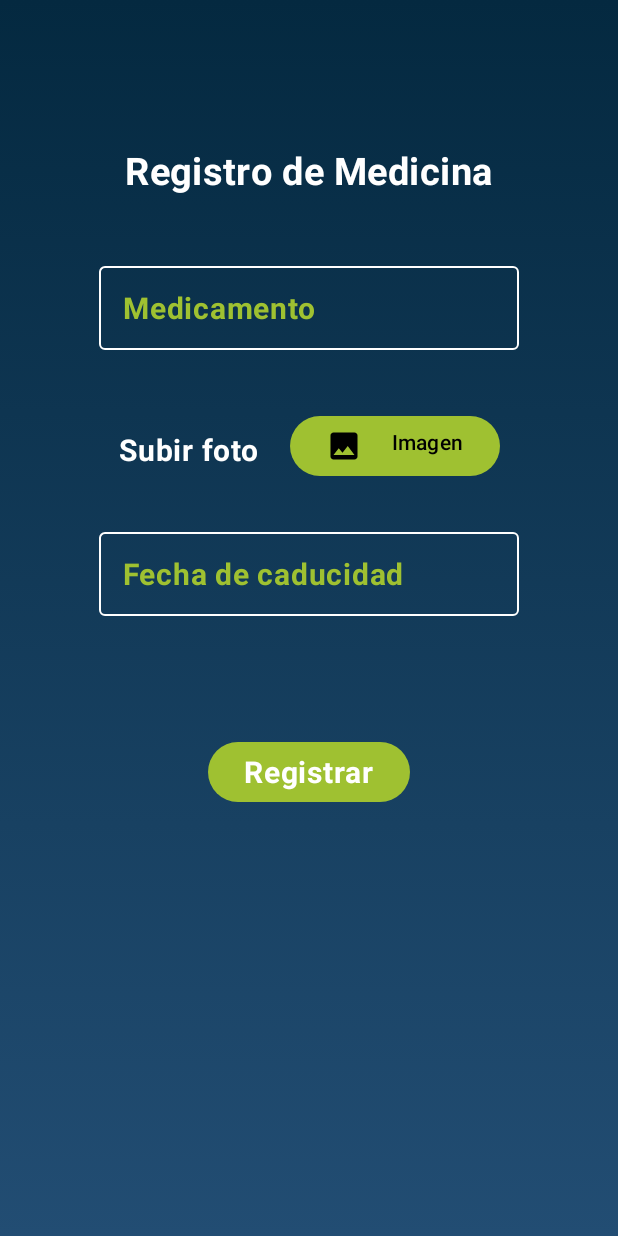
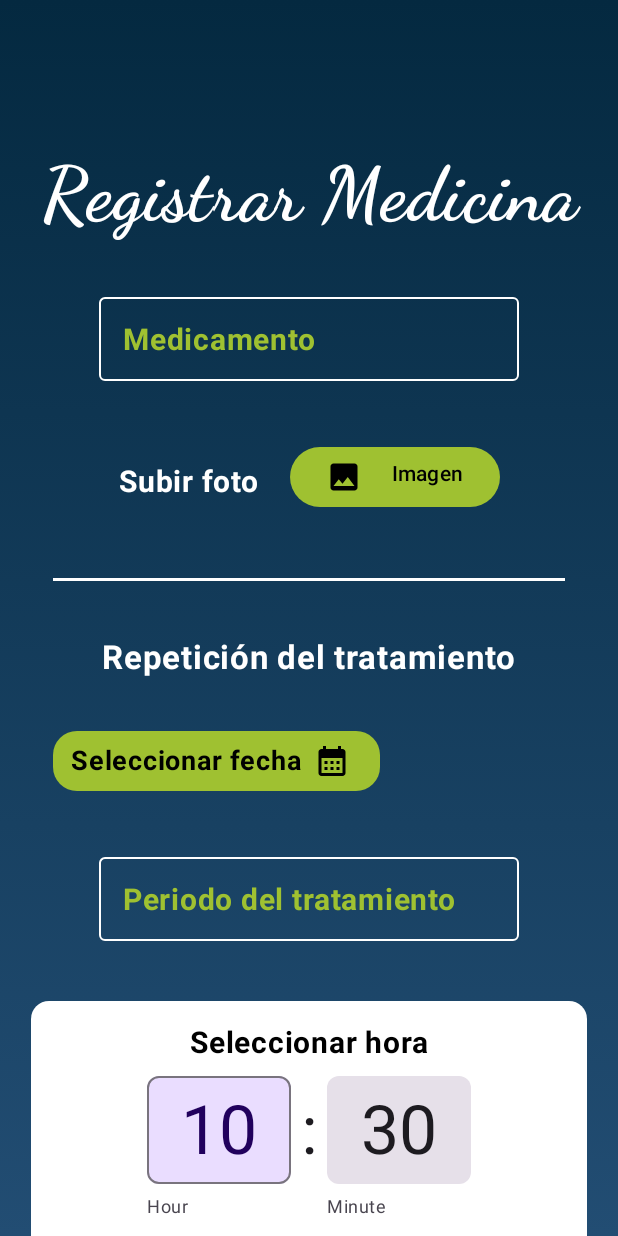
Before and after one commit to KIHM-02/SilverCare, an Android app built with Jetpack Compose: the Medicamento screen opened directly, with no data from a screen before it, on a phone screen of 412 x 824 dp. Run offline under Robolectric (Android 15) with nearby library versions, the phone set to English and light mode, and no system bars; pictures from the network do not load.

Commit message:
1) Created a vector asset for line 182 in AgendarCita
2) Created another component in Elements, the divider and the selector (menu)

3) Modified the component SelectorHora, it doesn't need the argument hora

4) Added a new component in Elements:
   OutLinedNumberInput: it's an input that receives a TextFieldValue to detect if it's a number or not
   Divider: It's only a line
   TextosPequenios: Is used for small text in designs.

5) Finished the view of Medicamentos

6) Solved errors with imports

```diff
--- a/app/src/main/java/com/hesdi/silvercare/components/Elements.kt
+++ b/app/src/main/java/com/hesdi/silvercare/components/Elements.kt
@@ -11,14 +11,15 @@ import androidx.compose.foundation.layout.Box
 import androidx.compose.foundation.layout.Column
 import androidx.compose.foundation.layout.Row
 import androidx.compose.foundation.layout.Spacer
-import androidx.compose.foundation.layout.fillMaxSize
 import androidx.compose.foundation.layout.fillMaxWidth
 import androidx.compose.foundation.layout.height
 import androidx.compose.foundation.layout.padding
 import androidx.compose.foundation.layout.width
+import androidx.compose.foundation.text.KeyboardOptions
 import androidx.compose.material3.Button
 import androidx.compose.material3.ButtonDefaults
 import androidx.compose.material3.ExperimentalMaterial3Api
+import androidx.compose.material3.HorizontalDivider
 import androidx.compose.material3.Icon
 import androidx.compose.material3.MaterialTheme
 import androidx.compose.material3.OutlinedTextField
@@ -40,6 +41,8 @@ import androidx.compose.ui.platform.LocalContext
 import androidx.compose.ui.res.painterResource
 import androidx.compose.ui.text.font.FontFamily
 import androidx.compose.ui.text.font.FontWeight
+import androidx.compose.ui.text.input.KeyboardType
+import androidx.compose.ui.text.input.TextFieldValue
 import androidx.compose.ui.text.style.TextAlign
 import androidx.compose.ui.unit.dp
 import androidx.compose.ui.unit.sp
@@ -47,7 +50,6 @@ import coil.compose.rememberAsyncImagePainter
 import coil.request.ImageRequest
 import com.hesdi.silvercare.R
 import com.hesdi.silvercare.ui.theme.amarillo
-import com.hesdi.silvercare.ui.theme.verde
 import java.util.Calendar
 
 /* Texto usado para titulos */
@@ -64,6 +66,18 @@ fun TextosSimples(text: String, color: Color)
 }
 
 @Composable
+fun TextosPequenios(text: String, color: Color)
+{
+    Text(
+        text = text,
+        color = color,
+        style = MaterialTheme.typography.bodyLarge,
+        fontWeight = FontWeight.Bold,
+        fontSize = 18.sp
+    )
+}
+
+@Composable
 fun Titulo(text: String) {
     Text(
         text = text,
@@ -73,6 +87,19 @@ fun Titulo(text: String) {
         textAlign = TextAlign.Center,
         fontFamily = FontFamily.Cursive
     )
+}
+
+@Composable
+fun Divisor(topSpace: Int, bottomSpace: Int, color: Color) {
+    Column (
+        verticalArrangement = Arrangement.spacedBy(8.dp),
+        modifier = Modifier
+            .padding(horizontal = 35.dp)
+    ){
+        SpaceTopBottom(topSpace)
+        HorizontalDivider(thickness = 2.dp, color = color)
+        SpaceTopBottom(bottomSpace)
+    }
 }
 
 /*
@@ -94,6 +121,42 @@ fun OutlinedInputs(title: String, text: String, onValueChange: (String) -> Unit)
     OutlinedTextField(
         value = text,
         onValueChange = onValueChange,
+        label = {
+            TextosSimples(text = title, amarillo)
+        },
+        maxLines = 1,
+        colors = TextFieldDefaults.colors(
+            focusedTextColor = Color.White,
+            unfocusedTextColor = Color.White,
+            focusedContainerColor = Color.Transparent,
+            unfocusedContainerColor = Color.Transparent,
+            focusedLabelColor = Color.White,
+            unfocusedLabelColor = Color.White,
+            focusedIndicatorColor = Color.White,
+            unfocusedIndicatorColor = Color.White,
+            cursorColor = Color.White
+        )
+    )
+}
+
+/*
+* lee una cadena de texto y la muestra en la pantalla, permitiendo almacenar el valor en el metodo
+* Desde fuera se controla este metodo, es decir, no envias el valor mutable, sino que lo manejas desde
+* fuera
+ */
+@Composable
+fun OutlinedNumberInput(title: String, number: TextFieldValue, onNumberChange: (TextFieldValue) -> Unit)
+{
+    OutlinedTextField(
+        value = number,
+        onValueChange = {
+            if (it.text.all(Char::isDigit)){
+                onNumberChange(it)
+            }
+        },
+        keyboardOptions = KeyboardOptions(
+            keyboardType = KeyboardType.Number
+        ),
         label = {
             TextosSimples(text = title, amarillo)
         },
@@ -194,13 +257,10 @@ fun ImagePicker()
 
 }
 
-/* Es un selector de hora que retorna un string con la hora seleccionada
-* el formato es de 24 horas
-*/
+/* Permite seleccionar una hora y mostrarla en la pantalla */
 @OptIn(ExperimentalMaterial3Api::class)
 @Composable
 fun SelectorHora(
-    horaSeleccionada: String,
     onHoraSeleccionada: (String) -> Unit
 ) {
     val currentTime = Calendar.getInstance()
--- a/app/src/main/java/com/hesdi/silvercare/views/AgendarCita.kt
+++ b/app/src/main/java/com/hesdi/silvercare/views/AgendarCita.kt
@@ -1,14 +1,12 @@
 package com.hesdi.silvercare.views
 
-import android.content.ContentValues
+import android.Manifest
 import android.content.Context
-import android.Manifest
 import android.content.Intent
 import android.content.pm.PackageManager
 import android.os.Bundle
 import android.provider.CalendarContract
 import android.util.Log
-import android.widget.Toast
 import androidx.activity.ComponentActivity
 import androidx.activity.compose.setContent
 import androidx.activity.enableEdgeToEdge
@@ -24,7 +22,6 @@ import androidx.compose.foundation.layout.height
 import androidx.compose.foundation.layout.padding
 import androidx.compose.foundation.layout.width
 import androidx.compose.foundation.shape.RoundedCornerShape
-
 import androidx.compose.material3.Button
 import androidx.compose.material3.ButtonDefaults
 import androidx.compose.material3.DatePicker
@@ -33,8 +30,6 @@ import androidx.compose.material3.ExperimentalMaterial3Api
 import androidx.compose.material3.Icon
 import androidx.compose.material3.MaterialTheme
 import androidx.compose.material3.OutlinedButton
-import androidx.compose.material3.OutlinedTextField
-import androidx.compose.material3.Scaffold
 import androidx.compose.material3.Text
 import androidx.compose.material3.rememberDatePickerState
 import androidx.compose.runtime.Composable
@@ -48,31 +43,29 @@ import androidx.compose.ui.graphics.Brush
 import androidx.compose.ui.graphics.Color
 import androidx.compose.ui.platform.LocalContext
 import androidx.compose.ui.res.painterResource
-import androidx.compose.ui.text.TextStyle
-import androidx.compose.ui.text.font.FontFamily
 import androidx.compose.ui.text.font.FontWeight
-import androidx.compose.ui.text.style.TextAlign
 import androidx.compose.ui.tooling.preview.Preview
 import androidx.compose.ui.unit.dp
 import androidx.compose.ui.unit.sp
 import androidx.core.app.ActivityCompat
 import androidx.core.content.ContextCompat
-import com.hesdi.silvercare.IniciarSesion
 import com.hesdi.silvercare.Model.Citaviewmodel
+import com.hesdi.silvercare.R
+import com.hesdi.silvercare.components.OutlinedInputs
+import com.hesdi.silvercare.components.SelectorHora
+import com.hesdi.silvercare.components.SpaceBetween
+import com.hesdi.silvercare.components.SpaceTopBottom
+import com.hesdi.silvercare.components.TextosSimples
+import com.hesdi.silvercare.components.Titulo
+import com.hesdi.silvercare.entities.Cita
+import com.hesdi.silvercare.ui.theme.SilverCareTheme
+import com.hesdi.silvercare.ui.theme.amarillo
 import com.hesdi.silvercare.ui.theme.azulCielo
 import com.hesdi.silvercare.ui.theme.azulRey
-import com.hesdi.silvercare.ui.theme.SilverCareTheme
-import com.hesdi.silvercare.components.*
-import com.hesdi.silvercare.R
-import com.hesdi.silvercare.entities.Cita
-import com.hesdi.silvercare.ui.theme.amarillo
 import java.text.SimpleDateFormat
-import java.time.Instant
-import java.time.ZoneId
 import java.util.Date
 import java.util.Locale
 import java.util.TimeZone
-
 
 
 class AgendarCita : ComponentActivity() {
@@ -179,7 +172,7 @@ fun CitaScreen() {
                         TextosSimples("hora", Color.White,)
                         Spacer(modifier = Modifier.width(15.dp))
                         Icon(
-                            painter = painterResource(id = R.drawable.time),
+                            painter = painterResource(id = R.drawable.time2),
                             contentDescription = "Imagen de calendario"
 
                         )
@@ -220,7 +213,7 @@ fun CitaScreen() {
                 }
             }
             if (showHora) {
-                SelectorHora(hora) { hora = it }
+                SelectorHora() { hora = it }
 
             }
 
--- a/app/src/main/java/com/hesdi/silvercare/views/Medicamento.kt
+++ b/app/src/main/java/com/hesdi/silvercare/views/Medicamento.kt
@@ -7,15 +7,21 @@ import androidx.activity.ComponentActivity
 import androidx.activity.compose.setContent
 import androidx.activity.enableEdgeToEdge
 import androidx.compose.foundation.background
+import androidx.compose.foundation.clickable
 import androidx.compose.foundation.layout.Box
 import androidx.compose.foundation.layout.Column
 import androidx.compose.foundation.layout.Row
 import androidx.compose.foundation.layout.fillMaxSize
 import androidx.compose.foundation.layout.fillMaxWidth
+import androidx.compose.foundation.layout.padding
 import androidx.compose.foundation.rememberScrollState
+import androidx.compose.foundation.shape.RoundedCornerShape
 import androidx.compose.foundation.verticalScroll
 import androidx.compose.material3.Button
 import androidx.compose.material3.ButtonDefaults
+import androidx.compose.material3.DropdownMenu
+import androidx.compose.material3.DropdownMenuItem
+import androidx.compose.material3.Icon
 import androidx.compose.material3.MaterialTheme
 import androidx.compose.material3.Text
 import androidx.compose.runtime.Composable
@@ -25,18 +31,27 @@ import androidx.compose.runtime.remember
 import androidx.compose.runtime.setValue
 import androidx.compose.ui.Alignment
 import androidx.compose.ui.Modifier
+import androidx.compose.ui.draw.clip
 import androidx.compose.ui.graphics.Brush
 import androidx.compose.ui.graphics.Color
 import androidx.compose.ui.platform.LocalContext
+import androidx.compose.ui.res.painterResource
 import androidx.compose.ui.text.font.FontWeight
+import androidx.compose.ui.text.input.TextFieldValue
 import androidx.compose.ui.tooling.preview.Preview
+import androidx.compose.ui.unit.dp
 import androidx.compose.ui.unit.sp
+import com.hesdi.silvercare.R
+import com.hesdi.silvercare.components.Divisor
 import com.hesdi.silvercare.components.ImagePicker
 import com.hesdi.silvercare.components.OutlinedInputs
-import com.hesdi.silvercare.components.selectorHora
+import com.hesdi.silvercare.components.OutlinedNumberInput
+import com.hesdi.silvercare.components.SelectorHora
 import com.hesdi.silvercare.components.SpaceBetween
 import com.hesdi.silvercare.components.SpaceTopBottom
+import com.hesdi.silvercare.components.TextosPequenios
 import com.hesdi.silvercare.components.TextosSimples
+import com.hesdi.silvercare.components.Titulo
 import com.hesdi.silvercare.ui.theme.SilverCareTheme
 import com.hesdi.silvercare.ui.theme.amarillo
 import com.hesdi.silvercare.ui.theme.azulCielo
@@ -62,8 +77,10 @@ fun MedicamentoView()
 {
     val context = LocalContext.current
     var medicamento by remember { mutableStateOf("") }
-    var caducidad by remember { mutableStateOf("") }
+    var periodo by remember { mutableStateOf(TextFieldValue()) }
     var hora by remember {mutableStateOf("")}
+    var expanded by remember { mutableStateOf(false) }
+    var formato by remember { mutableStateOf("") }
 
     Box(modifier = Modifier
         .fillMaxSize()
@@ -84,17 +101,9 @@ fun MedicamentoView()
 
             SpaceTopBottom(100)
 
-            Text(
-                text = "Registro de Medicina",
-                color = Color.White,
-                style = MaterialTheme.typography.bodyLarge,
-                fontWeight = FontWeight.Bold,
-                fontSize = 25.sp,
-                modifier = Modifier
-                    .align(Alignment.CenterHorizontally)
-            )
+            Titulo("Registrar Medicina")
 
-            SpaceTopBottom(40)
+            SpaceTopBottom(30)
 
             //OutlinedInputs("Medicamento","Registrar medicamento")
             OutlinedInputs("Medicamento",medicamento) {medicamento = it}
@@ -107,13 +116,75 @@ fun MedicamentoView()
                 ImagePicker()
             }
 
+            Divisor(30, 30, Color.White)
+
+            Text(
+                text = "Repetición del tratamiento",
+                color = Color.White,
+                style = MaterialTheme.typography.bodyLarge,
+                fontWeight = FontWeight.Bold,
+                fontSize = 22.sp
+            )
+
             SpaceTopBottom(20)
 
-            OutlinedInputs("Fecha de caducidad",caducidad) {caducidad = it}
+            Box(
+                modifier = Modifier
+                    .fillMaxWidth()
+                    .padding(horizontal = 35.dp, vertical = 16.dp)
+            ){
+                Row(
+                    verticalAlignment = Alignment.CenterVertically,
+                    modifier = Modifier
+                        .clip(RoundedCornerShape(16.dp))
+                        .background(color = amarillo)
+                        .clickable { expanded = !expanded }
+                        .padding(horizontal = 12.dp, vertical = 8.dp)
+                ) {
+                    TextosPequenios("Seleccionar fecha", Color.Black)
+
+                    SpaceBetween(8)
+
+                    Icon(
+                        painter = painterResource(R.drawable.calendar_icon),
+                        tint = Color.Black,
+                        contentDescription = "Selector de fecha")
+
+                    SpaceBetween(8)
+
+                    TextosPequenios(formato, azulRey)
+                }
+                DropdownMenu(
+                    expanded = expanded,
+                    onDismissRequest = {expanded = false}
+                ) {
+                    DropdownMenuItem(
+                        text = { Text("Dias")},
+                        onClick = { formato = "Dias" }
+                    )
+                    DropdownMenuItem(
+                        text = { Text("Meses")},
+                        onClick = { formato = "Meses" }
+                    )
+                    DropdownMenuItem(
+                        text = { Text("Años")},
+                        onClick = { formato = "Años" }
+                    )
+                }
+            }
+
+            SpaceTopBottom(20)
+
+            //OutlinedInputs("Periodo del tratamiento",periodo) {periodo = it}
+            OutlinedNumberInput(
+                "Periodo del tratamiento",
+                number = periodo,
+                onNumberChange = { periodo = it }
+            )
 
             SpaceTopBottom(40)
 
-            hora = selectorHora()
+            SelectorHora() {hora = it }
 
             SpaceTopBottom(40)
 
@@ -121,7 +192,8 @@ fun MedicamentoView()
                 onClick = {
                     Toast.makeText(context, medicamento, Toast.LENGTH_SHORT).show()
                     Log.d("------------------>>>> Medicamento: ",medicamento)
-                    Log.d("------------------>>>> Caducidad: ",caducidad)
+                    Log.d("------------------>>>> Caducidad: ",periodo.text)
+                    Log.d("------------------>>>> Formato: ",formato)
                     Log.d("------------------>>>> Hora: ",hora)
                 },
                 colors = ButtonDefaults.buttonColors(
--- /dev/null
+++ b/app/src/main/res/drawable/calendar_icon.xml
@@ -0,0 +1,5 @@
+<vector xmlns:android="http://schemas.android.com/apk/res/android" android:height="24dp" android:tint="#000000" android:viewportHeight="24" android:viewportWidth="24" android:width="24dp">
+
+    <path android:fillColor="@android:color/white" android:pathData="M19,4h-1V2h-2v2H8V2H6v2H5C3.89,4 3.01,4.9 3.01,6L3,20c0,1.1 0.89,2 2,2h14c1.1,0 2,-0.9 2,-2V6C21,4.9 20.1,4 19,4zM19,20H5V10h14V20zM9,14H7v-2h2V14zM13,14h-2v-2h2V14zM17,14h-2v-2h2V14zM9,18H7v-2h2V18zM13,18h-2v-2h2V18zM17,18h-2v-2h2V18z"/>
+
+</vector>
--- /dev/null
+++ b/app/src/main/res/drawable/time2.xml
@@ -0,0 +1,7 @@
+<vector xmlns:android="http://schemas.android.com/apk/res/android" android:height="24dp" android:tint="#000000" android:viewportHeight="24" android:viewportWidth="24" android:width="24dp">
+
+    <path android:fillColor="@android:color/white" android:pathData="M11.99,2C6.47,2 2,6.48 2,12s4.47,10 9.99,10C17.52,22 22,17.52 22,12S17.52,2 11.99,2zM12,20c-4.42,0 -8,-3.58 -8,-8s3.58,-8 8,-8 8,3.58 8,8 -3.58,8 -8,8z"/>
+
+    <path android:fillColor="@android:color/white" android:pathData="M12.5,7H11v6l5.25,3.15 0.75,-1.23 -4.5,-2.67z"/>
+
+</vector>
--- a/gradle/libs.versions.toml
+++ b/gradle/libs.versions.toml
@@ -1,5 +1,5 @@
 [versions]
-agp = "8.9.1"
+agp = "8.9.2"
 kotlin = "2.0.21"
 coreKtx = "1.10.1"
 junit = "4.13.2"
```
